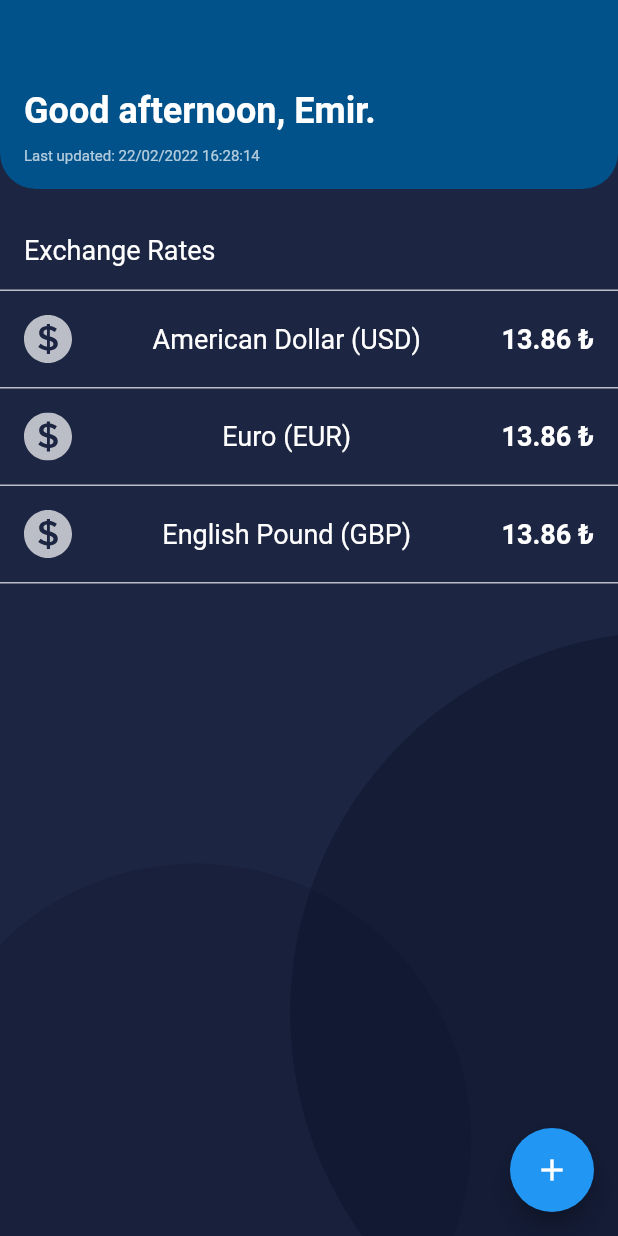
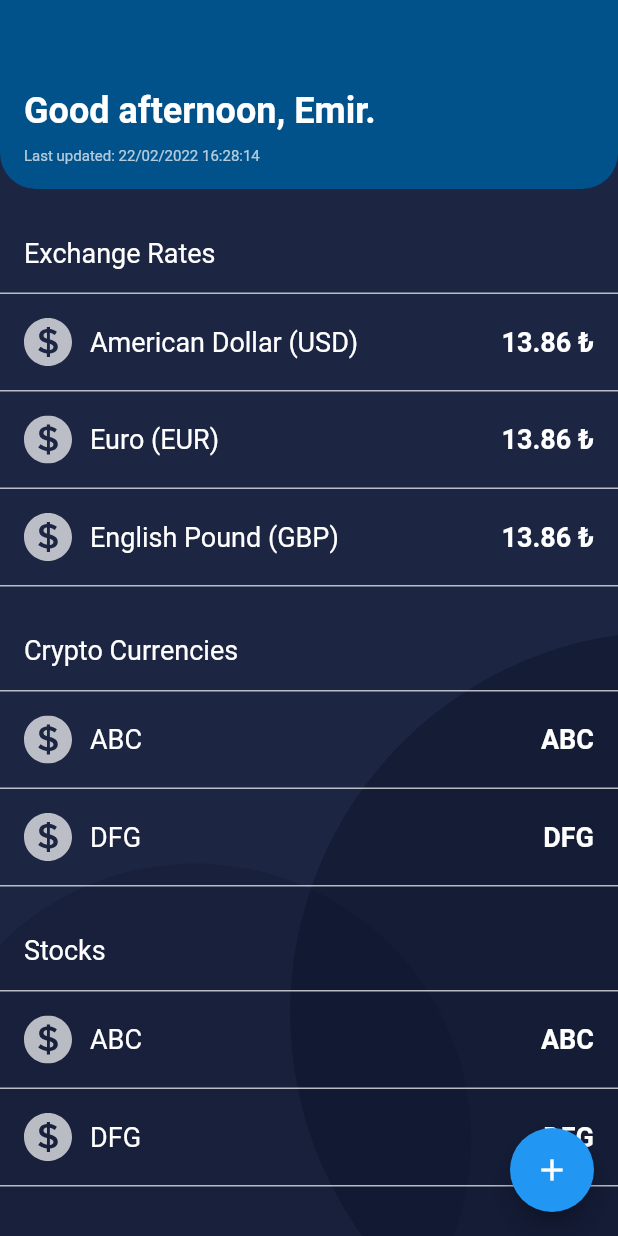
Before and after one commit to emirhalici/cryptocurrency, a Flutter app: the screen it shows after launch, on a phone screen of 412 x 824 dp. Run offline on Flutter 3.47's test engine with Material 2 defaults, Android fonts, the phone set to English and light mode, and no system bars; our stand-ins replace flutter_svg; Roboto replaces fonts that are missing (Poppins).

```diff
--- a/lib/components.dart
+++ b/lib/components.dart
@@ -1,6 +1,40 @@
 import 'package:flutter/material.dart';
 import 'package:flutter_svg/flutter_svg.dart';
 import 'constants.dart';
+
+class ReusableSection extends StatelessWidget {
+  final String title;
+  final int cardNumber;
+  final List<String> titles;
+  final List<String> prices;
+  final List<String> iconPaths;
+
+  const ReusableSection(
+      {required this.title, required this.cardNumber, required this.titles, required this.prices, required this.iconPaths});
+
+  @override
+  Widget build(BuildContext context) {
+    return Column(
+      mainAxisAlignment: MainAxisAlignment.start,
+      crossAxisAlignment: CrossAxisAlignment.start,
+      children: [
+        Container(
+          padding: const EdgeInsets.only(left: 16, right: 16, top: 32),
+          child: Text(
+            title,
+            style: titleTextStyle,
+          ),
+        ),
+        const SizedBox(
+          height: 16,
+        ),
+        for (int i = 0; i < cardNumber; i++)
+          ReusableCard(
+              title: titles[i], price: prices[i], iconPath: iconPaths[i], topLine: true, bottomLine: i + 1 == cardNumber ? true : false)
+      ],
+    );
+  }
+}
 
 class ReusableCard extends StatelessWidget {
   final String title;
@@ -27,6 +61,9 @@ class ReusableCard extends StatelessWidget {
           child: Row(
             mainAxisAlignment: MainAxisAlignment.spaceBetween,
             children: [
+              Row(
+                mainAxisSize: MainAxisSize.min,
+                children: [
                   SvgPicture.asset(
                     iconPath,
                     width: 32,
@@ -37,6 +74,8 @@ class ReusableCard extends StatelessWidget {
                   ),
                   Flexible(
                     child: Text(title, style: bodyTextStyle),
+                  ),
+                ],
               ),
               const SizedBox(
                 width: 12,
--- a/lib/main.dart
+++ b/lib/main.dart
@@ -80,39 +80,33 @@ class _MyHomePageState extends State<MyHomePage> {
                       ),
                       color: primaryColor),
                 ),
-                const SizedBox(
-                  height: 30,
+                const ReusableSection(
+                  title: 'Exchange Rates',
+                  cardNumber: 3,
+                  titles: ['American Dollar (USD)', 'Euro (EUR)', 'English Pound (GBP)'],
+                  prices: ['13.86 ₺', '13.86 ₺', '13.86 ₺'],
+                  iconPaths: ['images/usd_icon.svg', 'images/usd_icon.svg', 'images/usd_icon.svg'],
                 ),
-                Container(
-                  padding: const EdgeInsets.only(left: 16, right: 16),
-                  child: Text(
-                    'Exchange Rates',
-                    style: titleTextStyle,
-                  ),
+                const ReusableSection(
+                  title: 'Crypto Currencies',
+                  cardNumber: 2,
+                  titles: ['ABC', 'DFG'],
+                  prices: ['ABC', 'DFG'],
+                  iconPaths: ['images/usd_icon.svg', 'images/usd_icon.svg'],
                 ),
-                const SizedBox(
-                  height: 16,
+                const ReusableSection(
+                  title: 'Stocks',
+                  cardNumber: 2,
+                  titles: ['ABC', 'DFG'],
+                  prices: ['ABC', 'DFG'],
+                  iconPaths: ['images/usd_icon.svg', 'images/usd_icon.svg'],
                 ),
-                const ReusableCard(
-                  title: 'American Dollar (USD)',
-                  price: '13.86 ₺',
-                  iconPath: 'images/usd_icon.svg',
-                  bottomLine: true,
-                  topLine: true,
-                ),
-                const ReusableCard(
-                  title: 'Euro (EUR)',
-                  price: '13.86 ₺',
-                  iconPath: 'images/usd_icon.svg',
-                  bottomLine: true,
-                  topLine: false,
-                ),
-                const ReusableCard(
-                  title: 'English Pound (GBP)',
-                  price: '13.86 ₺',
-                  iconPath: 'images/usd_icon.svg',
-                  bottomLine: true,
-                  topLine: false,
+                const ReusableSection(
+                  title: 'Gold',
+                  cardNumber: 2,
+                  titles: ['ABC', 'DFG'],
+                  prices: ['ABC', 'DFG'],
+                  iconPaths: ['images/usd_icon.svg', 'images/usd_icon.svg'],
                 ),
               ],
             ),
```
Lines whose indentation alone changed are shown as unchanged.
